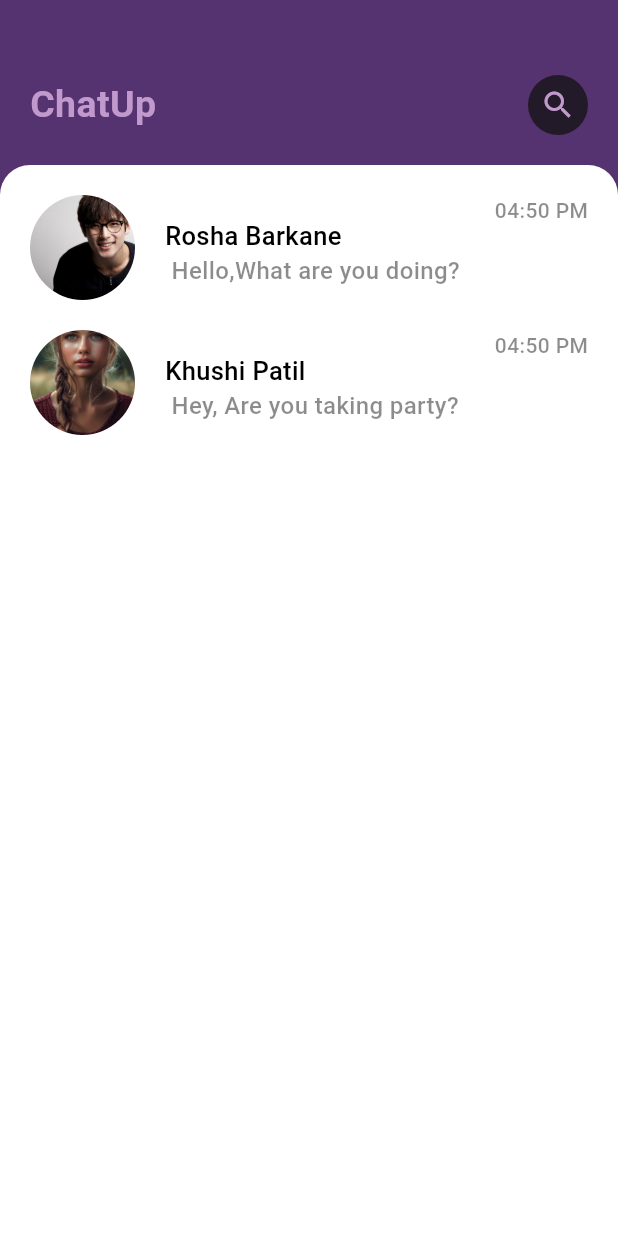
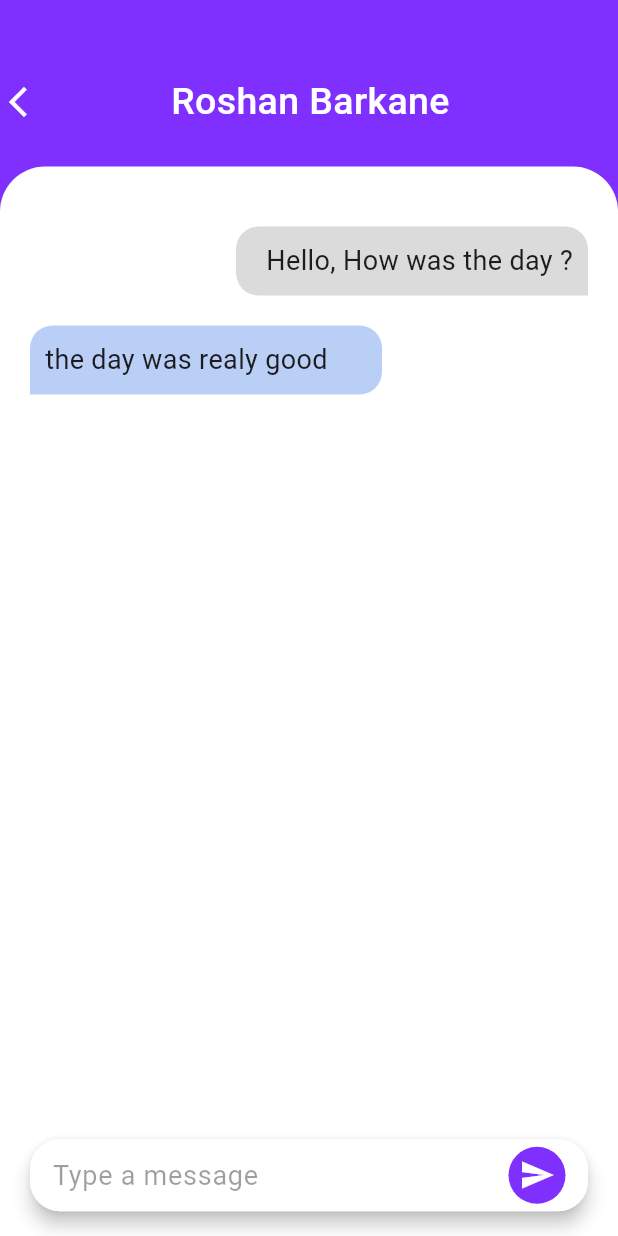
Before and after one commit to Roshan-Barkane/chatapp, a Flutter app: the screen it shows after launch, on a phone screen of 412 x 824 dp. Run offline on Flutter 3.47's test engine with Material 3 defaults, Android fonts, the phone set to English and light mode, and no system bars.

```diff
--- a/lib/main.dart
+++ b/lib/main.dart
@@ -1,3 +1,4 @@
+import 'package:chatapp/page/chatpage.dart';
 import 'package:chatapp/page/home.dart';
 import 'package:chatapp/page/signin.dart';
 import 'package:chatapp/page/signup.dart';
@@ -20,7 +21,7 @@ class MyApp extends StatelessWidget {
         colorScheme: ColorScheme.fromSeed(seedColor: Colors.deepPurple),
         useMaterial3: true,
       ),
-      home: const HomePage(),
+      home: const ChatsPage(),
     );
   }
 }
--- /dev/null
+++ b/lib/page/chatpage.dart
@@ -0,0 +1,140 @@
+import 'package:flutter/material.dart';
+
+class ChatsPage extends StatefulWidget {
+  const ChatsPage({super.key});
+// video - 2:57:20
+  @override
+  State<ChatsPage> createState() => _ChatsPageState();
+}
+
+class _ChatsPageState extends State<ChatsPage> {
+  @override
+  Widget build(BuildContext context) {
+    return Scaffold(
+      backgroundColor: Color(0xFF7f30fe),
+      body: Container(
+        margin: EdgeInsets.only(
+          top: 50.0,
+        ),
+        child: Column(
+          children: [
+            Row(
+              children: [
+                Icon(
+                  Icons.arrow_back_ios_new_outlined,
+                  color: Colors.white,
+                ),
+                SizedBox(
+                  width: 90,
+                ),
+                Text(
+                  "Roshan Barkane",
+                  style: TextStyle(
+                    fontSize: 25.0,
+                    color: Colors.white,
+                    fontWeight: FontWeight.w500,
+                  ),
+                ),
+              ],
+            ),
+            SizedBox(
+              height: 25,
+            ),
+            Container(
+              padding: EdgeInsets.only(
+                  top: 40.0, left: 20.0, right: 20.0, bottom: 20.0),
+              height: MediaQuery.of(context).size.height / 1.15,
+              width: MediaQuery.of(context).size.width,
+              decoration: BoxDecoration(
+                color: Colors.white,
+                borderRadius: BorderRadius.only(
+                  topLeft: Radius.circular(30.0),
+                  topRight: Radius.circular(30.0),
+                ),
+              ),
+              child: Column(
+                crossAxisAlignment: CrossAxisAlignment.end,
+                children: [
+                  Container(
+                    alignment: Alignment.bottomRight,
+                    padding: EdgeInsets.all(10),
+                    margin: EdgeInsets.only(
+                        left: MediaQuery.of(context).size.width / 3),
+                    decoration: BoxDecoration(
+                      color: Color.fromARGB(255, 219, 219, 219),
+                      borderRadius: BorderRadius.only(
+                        topLeft: Radius.circular(15),
+                        topRight: Radius.circular(15),
+                        bottomLeft: Radius.circular(15),
+                      ),
+                    ),
+                    child: Text(
+                      "Hello, How was the day ?",
+                      style: TextStyle(fontSize: 18),
+                    ),
+                  ),
+                  SizedBox(
+                    height: 20,
+                  ),
+                  Container(
+                    alignment: Alignment.topLeft,
+                    padding: EdgeInsets.all(10),
+                    margin: EdgeInsets.only(
+                        right: MediaQuery.of(context).size.width / 3),
+                    decoration: BoxDecoration(
+                      color: Color.fromARGB(255, 185, 207, 246),
+                      borderRadius: BorderRadius.only(
+                        topLeft: Radius.circular(15),
+                        topRight: Radius.circular(15),
+                        bottomRight: Radius.circular(15),
+                      ),
+                    ),
+                    child: Text(
+                      "the day was realy good",
+                      style: TextStyle(fontSize: 18),
+                    ),
+                  ),
+                  Spacer(),
+                  Material(
+                    elevation: 5.0,
+                    borderRadius: BorderRadius.circular(20.0),
+                    child: Container(
+                      padding: EdgeInsets.only(left: 15.0, right: 15.0),
+                      decoration: BoxDecoration(
+                        color: Colors.white,
+                        borderRadius: BorderRadius.circular(20.0),
+                      ),
+                      child: Row(
+                        children: [
+                          Expanded(
+                            child: TextField(
+                              decoration: InputDecoration(
+                                  border: InputBorder.none,
+                                  hintText: "Type a message",
+                                  hintStyle: TextStyle(
+                                      color: Colors.black38, fontSize: 18)),
+                            ),
+                          ),
+                          Container(
+                            padding: EdgeInsets.all(7),
+                            decoration: BoxDecoration(
+                                color: Color(0xFF7f30fe),
+                                borderRadius: BorderRadius.circular(60)),
+                            child: Icon(
+                              Icons.send,
+                              color: Colors.white,
+                            ),
+                          )
+                        ],
+                      ),
+                    ),
+                  )
+                ],
+              ),
+            )
+          ],
+        ),
+      ),
+    );
+  }
+}
```
